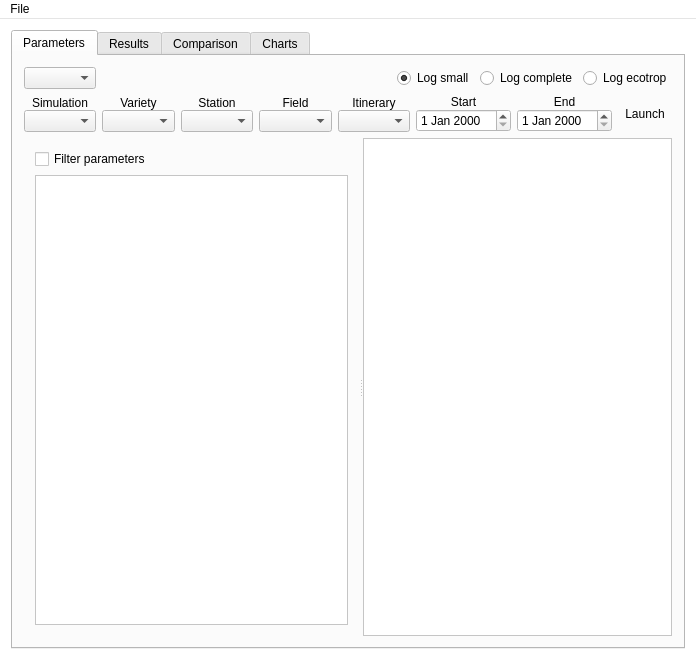
The window that src/qtapp/mainwindow.ui (PAMDeveloper/QtSamara) describes before a commit, drawn with Qt 5.
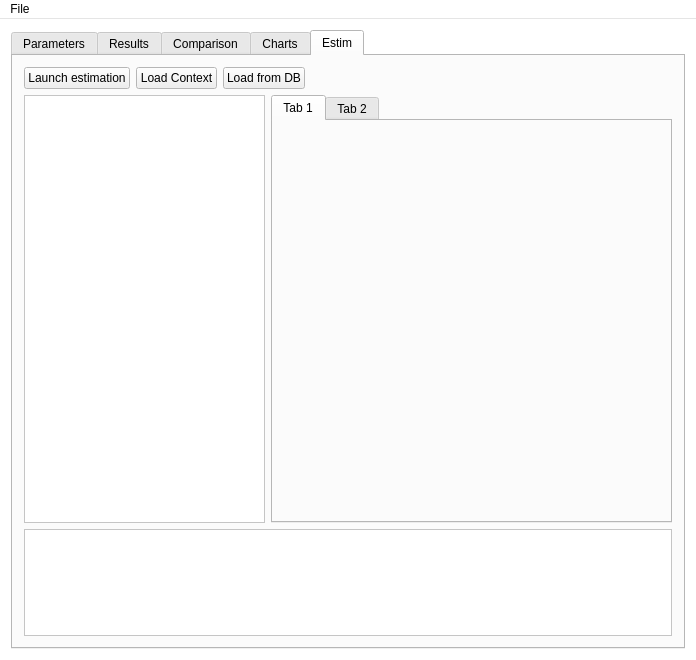
The same window after the commit. Icons and pictures are not drawn.

What changed in the file:
```diff
--- a/src/qtapp/mainwindow.ui
+++ b/src/qtapp/mainwindow.ui
@@ -82,7 +82,7 @@
     <item>
      <widget class="QTabWidget" name="samaraTabs">
       <property name="currentIndex">
-       <number>0</number>
+       <number>4</number>
       </property>
       <widget class="QWidget" name="parametersTab">
        <attribute name="title">
@@ -541,6 +541,75 @@
         </item>
        </layout>
       </widget>
+      <widget class="QWidget" name="tab">
+       <attribute name="title">
+        <string>Estim</string>
+       </attribute>
+       <layout class="QVBoxLayout" name="verticalLayout_5" stretch="0,4,1">
+        <item>
+         <layout class="QHBoxLayout" name="horizontalLayout_7">
+          <item>
+           <widget class="QPushButton" name="estimButton">
+            <property name="text">
+             <string>Launch estimation</string>
+            </property>
+           </widget>
+          </item>
+          <item>
+           <widget class="QPushButton" name="loadEstimContext">
+            <property name="text">
+             <string>Load Context</string>
+            </property>
+           </widget>
+          </item>
+          <item>
+           <widget class="QPushButton" name="loadObsFromDB">
+            <property name="text">
+             <string>Load from DB</string>
+            </property>
+           </widget>
+          </item>
+          <item>
+           <spacer name="horizontalSpacer_5">
+            <property name="orientation">
+             <enum>Qt::Horizontal</enum>
+            </property>
+            <property name="sizeHint" stdset="0">
+             <size>
+              <width>40</width>
+              <height>20</height>
+             </size>
+            </property>
+           </spacer>
+          </item>
+         </layout>
+        </item>
+        <item>
+         <layout class="QHBoxLayout" name="horizontalLayout_4" stretch="3,5">
+          <item>
+           <widget class="QTableView" name="paramToEstimList"/>
+          </item>
+          <item>
+           <widget class="QTabWidget" name="contextTab">
+            <widget class="QWidget" name="tab_4">
+             <attribute name="title">
+              <string>Tab 1</string>
+             </attribute>
+            </widget>
+            <widget class="QWidget" name="tab_5">
+             <attribute name="title">
+              <string>Tab 2</string>
+             </attribute>
+            </widget>
+           </widget>
+          </item>
+         </layout>
+        </item>
+        <item>
+         <widget class="QTextEdit" name="estimConsole"/>
+        </item>
+       </layout>
+      </widget>
      </widget>
     </item>
    </layout>
```
Left out of the diff: 12 changed lines with no effect on the pictures.
